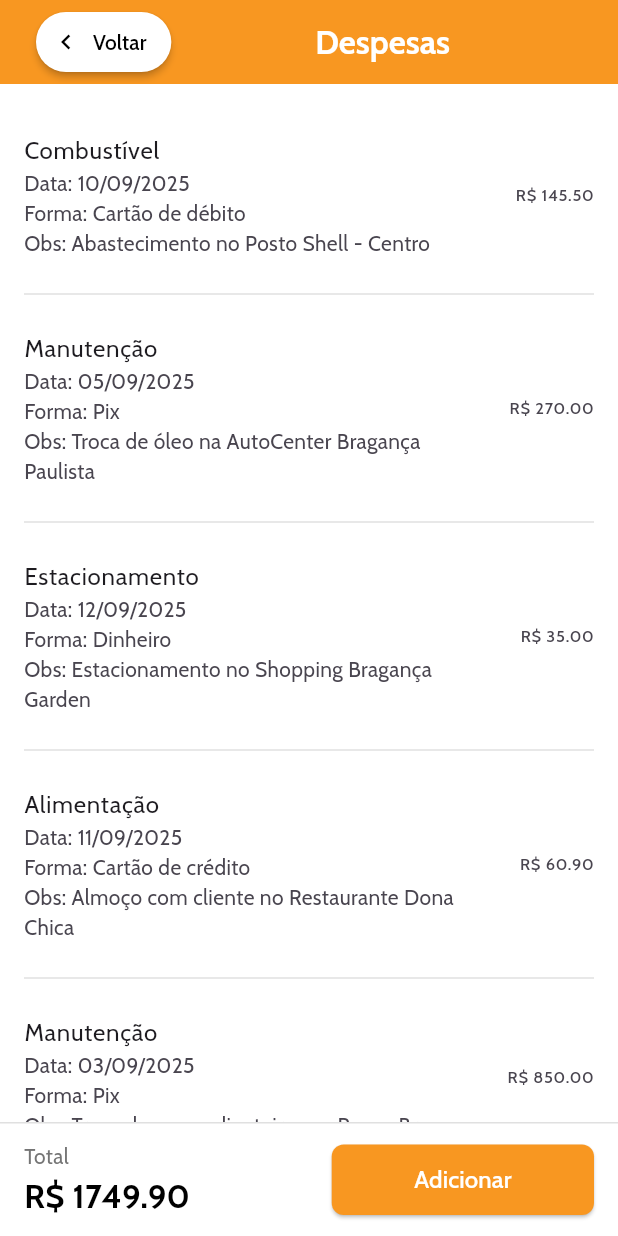
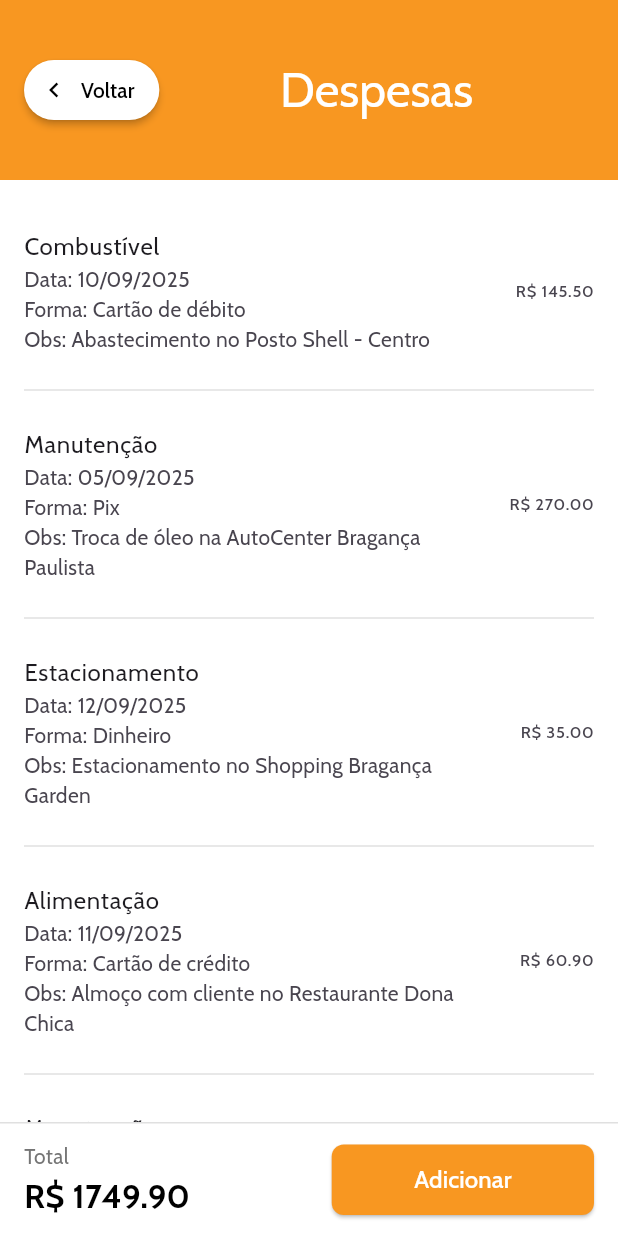
Before and after one commit to marcio-brener/ride_buddy_flutter, a Flutter app: the DespesasScreen screen opened directly, on a phone screen of 412 x 824 dp. Run offline on Flutter 3.47's test engine with Material 3 defaults, Android fonts, the phone set to English and light mode, and no system bars; our stand-ins replace google_fonts.

Commit message:
feat: wrap header widget

```diff
--- a/lib/screens/despesas_screen.dart
+++ b/lib/screens/despesas_screen.dart
@@ -1,5 +1,6 @@
 import 'package:flutter/material.dart';
 import 'package:intl/intl.dart';
+import 'package:ride_buddy_flutter/widgets/header.dart';
 
 class DespesasScreen extends StatefulWidget {
   const DespesasScreen({super.key});
@@ -358,45 +359,7 @@ class _DespesasScreenState extends State<DespesasScreen> {
   Widget build(BuildContext context) {
     return Scaffold(
       backgroundColor: Colors.white,
-      appBar: AppBar(
-        automaticallyImplyLeading: false,
-        backgroundColor: const Color.fromARGB(255, 248, 151, 33),
-        title: Row(
-          children: [
-            Padding(
-              padding: const EdgeInsets.only(left: 8),
-              child: ElevatedButton.icon(
-                onPressed: () => Navigator.pop(context),
-                style: ElevatedButton.styleFrom(
-                  backgroundColor: Colors.white,
-                  foregroundColor: Colors.black,
-                  shape: RoundedRectangleBorder(
-                    borderRadius: BorderRadius.circular(30),
-                  ),
-                  elevation: 2,
-                  padding: const EdgeInsets.symmetric(
-                    horizontal: 10,
-                    vertical: 8,
-                  ),
-                ),
-                icon: const Icon(Icons.chevron_left, size: 20),
-                label: const Text('Voltar  ', style: TextStyle(fontSize: 14)),
-              ),
-            ),
-            Expanded(
-              child: Center(
-                child: const Text(
-                  'Despesas',
-                  style: TextStyle(
-                    fontWeight: FontWeight.bold,
-                    color: Colors.white,
-                  ),
-                ),
-              ),
-            ),
-          ],
-        ),
-      ),
+      appBar: const Header(text: "Despesas"),
       body: ListView.separated(
         padding: EdgeInsets.all(16),
         itemCount: _despesas.length,
--- /dev/null
+++ b/lib/widgets/header.dart
@@ -0,0 +1,51 @@
+import 'package:flutter/material.dart';
+
+class Header extends StatelessWidget implements PreferredSizeWidget {
+  final String text;
+
+  const Header({super.key, required this.text});
+
+  @override
+  Size get preferredSize => const Size.fromHeight(120);
+
+  @override
+  Widget build(BuildContext context) {
+    return AppBar(
+      automaticallyImplyLeading: false,
+      toolbarHeight: 120,
+      backgroundColor: const Color.fromARGB(255, 248, 151, 33),
+      title: Row(
+        children: [
+          Padding(
+            padding: const EdgeInsets.only(left: 0, right: 0, bottom: 0),
+            child: ElevatedButton.icon(
+              onPressed: () => Navigator.pop(context),
+              style: ElevatedButton.styleFrom(
+                backgroundColor: Colors.white,
+                foregroundColor: Colors.black,
+                shape: RoundedRectangleBorder(
+                  borderRadius: BorderRadius.circular(30),
+                ),
+                elevation: 2,
+                padding: const EdgeInsets.symmetric(
+                  horizontal: 10,
+                  vertical: 8,
+                ),
+              ),
+              icon: const Icon(Icons.chevron_left, size: 20),
+              label: const Text('Voltar  ', style: TextStyle(fontSize: 14)),
+            ),
+          ),
+          Expanded(
+            child: Center(
+              child: Text(
+                text, // Agora o título vem da propriedade
+                style: const TextStyle(fontSize: 32, color: Colors.white),
+              ),
+            ),
+          ),
+        ],
+      ),
+    );
+  }
+}
```
Also changed, not shown: lib/screens/receitas_screen.dart (+2 -38 lines).
